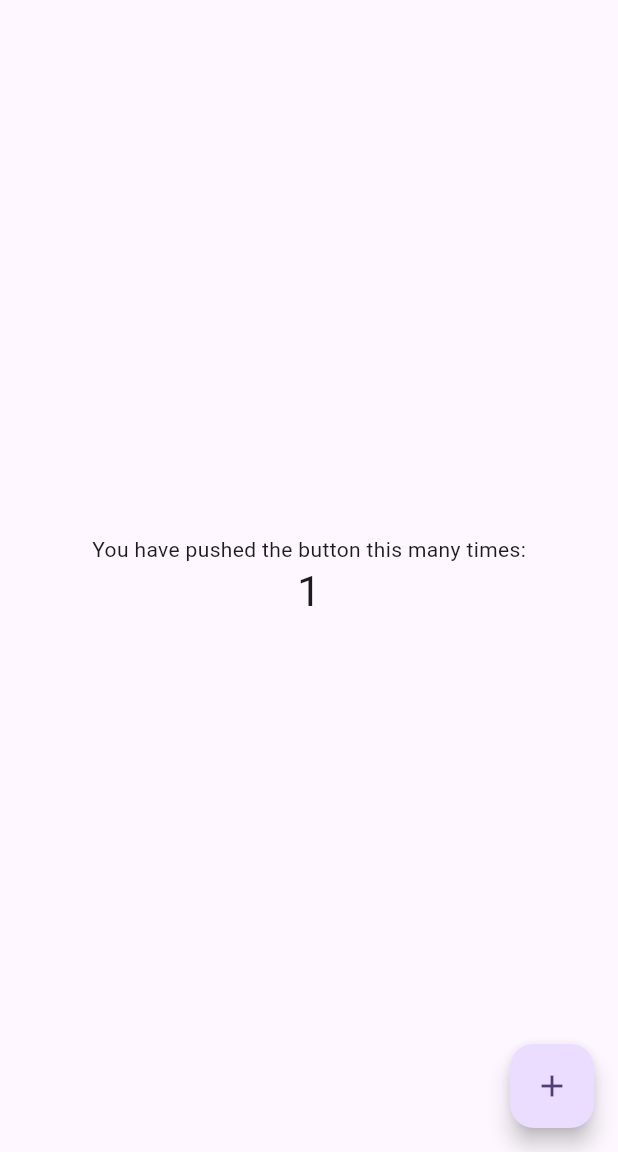
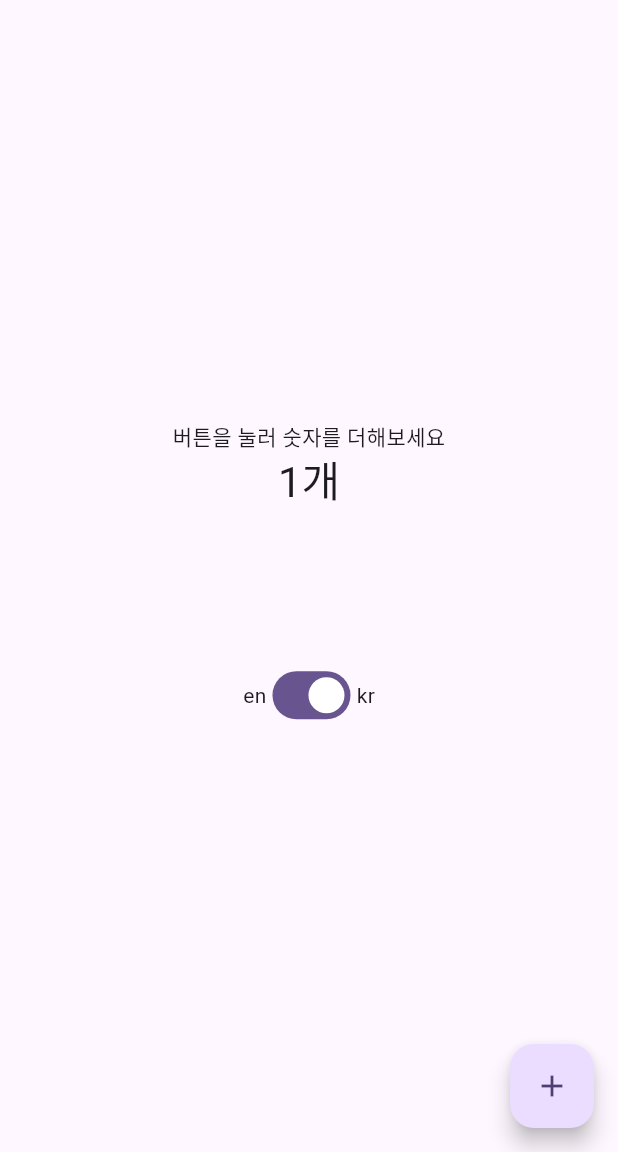
Before and after one commit to Gyeony95/Gh-I18n, a Flutter app: the screen it shows after launch, after a tap on the "add" icon, on a phone screen of 412 x 824 dp, the part 84-1236 px from its top. Run offline on Flutter 3.47's test engine with Material 3 defaults, Android fonts, the phone set to English and light mode, and no system bars; our stand-ins replace shared_preferences; missing offline and left inert: dart_style, json_ast.

Commit message:
feat : example 완성

```diff
--- a/example/assets/i18n_json_en.json
+++ b/example/assets/i18n_json_en.json
@@ -1,6 +1,7 @@
 {
   "home" : {
     "count": "Count @n",
-    "btn_text": "Add Count"
+    "btn_text": "Add Count",
+    "text": "You have pushed the button this many times:"
   }
 }
--- a/example/assets/i18n_json_kr.json
+++ b/example/assets/i18n_json_kr.json
@@ -1,6 +1,7 @@
 {
   "home" : {
     "count": "@n개",
-    "btn_text": "숫자 더하기"
+    "btn_text": "숫자 더하기",
+    "text": "버튼을 눌러 숫자를 더해보세요"
   }
 }
--- /dev/null
+++ b/example/lib/gh_i18n_helper.dart
@@ -0,0 +1,97 @@
+import 'dart:convert';
+import 'package:flutter/services.dart';
+import 'package:gh_i18n/language_type.dart';
+import 'package:shared_preferences/shared_preferences.dart';
+
+import 'gh_i18n_language.dart';
+import 'gh_i18n_translator.dart';
+
+/// 전역에서 사용될 수 있게 class 밖에 선언
+/// Declared outside the class so that it can be used globally
+GhI18nLanguage get tl => GhTranslatorHelper()._translateLanguage;
+
+/// This class is created by the gh_i18n plugin.
+class GhTranslatorHelper {
+  static GhTranslatorHelper? _instance;
+
+  GhTranslatorHelper._() {
+    _instance ??= this;
+  }
+
+  factory GhTranslatorHelper() {
+    return _instance ??= GhTranslatorHelper._();
+  }
+
+  /// key를 통해 번역된 언어를 가져올 수 있게끔 저장 되어있음
+  late GhI18nLanguage _translateLanguage;
+
+  /// 번역 이전의 ko,en 두 데이터를 모두 가지고 있음
+  late GhI18nTranslations ghTranslations;
+
+  static Future<bool> get isKo async => await getLanguageType() == LanguageType.ko;
+  static Future<bool> get isEn async => await getLanguageType() == LanguageType.en;
+
+  static const String _keyString = 'GH_I18N_KEY';
+
+  /// 언어를 init 해주는 부분, 최초 1회 호출 및 개발자전용 화면에서 언어변경시 호출
+  Future<void> initLanguage() async {
+    ghTranslations = await _setTranslations();
+    _translateLanguage = await _setLanguage();
+  }
+
+  /// 설정된 언어를 가져옴
+  Future<GhI18nLanguage> _setLanguage() async {
+    LanguageType type = await getLanguageType();
+    if (type == LanguageType.en) {
+      return _translateLanguage = ghTranslations.enEu;
+    } else {
+      return _translateLanguage = ghTranslations.koKr;
+    }
+  }
+
+  /// main.dart에서 init 되는 [Languages] 클래스를 생성함
+  Future<GhI18nTranslations> _setTranslations() async {
+    return GhI18nTranslations(
+      koKr: await _modelFromPath('./assets/i18n_json'+'_kr.json'),
+      enEu: await _modelFromPath('./assets/i18n_json'+'_en.json'),
+    );
+  }
+
+  /// path로 부터 json을 가져와 모델로 파싱해주는 부분
+  Future<GhI18nLanguage> _modelFromPath(String path) async {
+    final jsonString = await rootBundle.loadString(path);
+    Map<String, dynamic> _jsonData = json.decode(jsonString);
+    return GhI18nLanguage.fromJson(_jsonData);
+  }
+
+  static Future<LanguageType> getLanguageType() async {
+    LanguageType defaultType = LanguageType.ko;
+    SharedPreferences prefs = await SharedPreferences.getInstance();
+    var lang = prefs.getString(_keyString) ?? '';
+    for (LanguageType type in LanguageType.values) {
+      if (type.text == lang) {
+        return type;
+      }
+    }
+    return defaultType;
+  }
+
+  static Future<void> setLanguageType(LanguageType languageType) async {
+    SharedPreferences prefs = await SharedPreferences.getInstance();
+    prefs.setString(_keyString, languageType.text);
+    GhTranslatorHelper().initLanguage();
+  }
+}
+
+extension TrStringExtension on String {
+  /// trParams 대신 이거 사용
+  String params([Map<String, String> params = const {}]) {
+    var trans = this;
+    if (params.isNotEmpty) {
+      params.forEach((key, value) {
+        trans = trans.replaceAll('@$key', value);
+      });
+    }
+    return trans;
+  }
+}
--- /dev/null
+++ b/example/lib/gh_i18n_language.dart
@@ -0,0 +1,39 @@
+class GhI18nLanguage {
+  Home? home;
+
+  GhI18nLanguage({this.home});
+
+  GhI18nLanguage.fromJson(Map<String, dynamic> json) {
+    home = json['home'] != null ? Home.fromJson(json['home']) : null;
+  }
+
+  Map<String, dynamic> toJson() {
+    final Map<String, dynamic> data = <String, dynamic>{};
+    if (home != null) {
+      data['home'] = home!.toJson();
+    }
+    return data;
+  }
+}
+
+class Home {
+  String? count;
+  String? btnText;
+  String? text;
+
+  Home({this.count, this.btnText, this.text});
+
+  Home.fromJson(Map<String, dynamic> json) {
+    count = json['count'];
+    btnText = json['btn_text'];
+    text = json['text'];
+  }
+
+  Map<String, dynamic> toJson() {
+    final Map<String, dynamic> data = <String, dynamic>{};
+    data['count'] = count;
+    data['btn_text'] = btnText;
+    data['text'] = text;
+    return data;
+  }
+}
--- /dev/null
+++ b/example/lib/gh_i18n_translator.dart
@@ -0,0 +1,12 @@
+import 'gh_i18n_language.dart';
+
+/// This class is created by the gh_i18n plugin.
+class GhI18nTranslations {
+  final GhI18nLanguage koKr;
+  final GhI18nLanguage enEu;
+
+  GhI18nTranslations({
+    required this.koKr,
+    required this.enEu,
+  });
+}
--- a/example/lib/main.dart
+++ b/example/lib/main.dart
@@ -1,6 +1,12 @@
+import 'dart:async';
+
+import 'package:example/gh_i18n_helper.dart';
 import 'package:flutter/material.dart';
+import 'package:gh_i18n/language_type.dart';
 
-void main() {
+Future<void> main() async {
+  WidgetsFlutterBinding.ensureInitialized();
+  await GhTranslatorHelper().initLanguage();
   runApp(const MyApp());
 }
 
@@ -29,7 +35,7 @@ class MyHomePage extends StatefulWidget {
 
 class _MyHomePageState extends State<MyHomePage> {
   int _counter = 0;
-
+  bool isKr = true;
   void _incrementCounter() {
     setState(() {
       _counter++;
@@ -47,13 +53,30 @@ class _MyHomePageState extends State<MyHomePage> {
         child: Column(
           mainAxisAlignment: MainAxisAlignment.center,
           children: <Widget>[
-            const Text(
-              'You have pushed the button this many times:',
+            Text(
+              tl.home?.text ?? '',
             ),
             Text(
-              '$_counter',
+              tl.home?.count?.params({'n': '$_counter'}) ?? '',
               style: Theme.of(context).textTheme.headlineMedium,
             ),
+            const SizedBox(height: 100),
+            Row(
+              mainAxisAlignment: MainAxisAlignment.center,
+              children: [
+                const Text('en'),
+                Switch(value: isKr, onChanged: (value){
+                  isKr = value;
+                  if(isKr){
+                    GhTranslatorHelper.setLanguageType(LanguageType.ko);
+                  } else{
+                    GhTranslatorHelper.setLanguageType(LanguageType.en);
+                  }
+                  setState(() {});
+                }),
+                const Text('kr'),
+              ],
+            )
           ],
         ),
       ),
```
Also changed, not shown: 1 other file.
